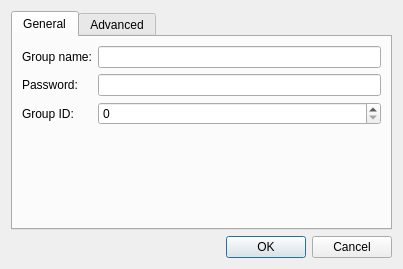
Before: the Qt Designer form lxqt-admin-user/groupdialog.ui in lxqt/lxqt-admin, drawn with Qt 5.
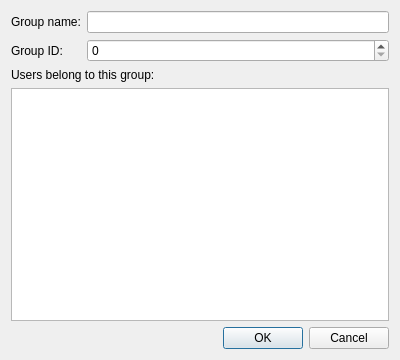
After: the same form once the commit is applied.

Commit message: Support adding/removing/editing users and groups.

Diff of the .ui file:
```diff
--- a/lxqt-admin-user/groupdialog.ui
+++ b/lxqt-admin-user/groupdialog.ui
@@ -6,27 +6,14 @@
    <rect>
     <x>0</x>
     <y>0</y>
-    <width>403</width>
-    <height>269</height>
+    <width>400</width>
+    <height>360</height>
    </rect>
   </property>
   <property name="windowTitle">
    <string>Group Settings</string>
   </property>
-  <layout class="QVBoxLayout" name="verticalLayout">
-   <item>
-    <widget class="QTabWidget" name="tabWidget">
-     <property name="currentIndex">
-      <number>0</number>
-     </property>
-     <widget class="QWidget" name="tab">
-      <attribute name="title">
-       <string>General</string>
-      </attribute>
-      <layout class="QFormLayout" name="formLayout_2">
-       <property name="fieldGrowthPolicy">
-        <enum>QFormLayout::AllNonFixedFieldsGrow</enum>
-       </property>
+  <layout class="QFormLayout" name="formLayout">
        <item row="0" column="0">
         <widget class="QLabel" name="label">
          <property name="text">
@@ -37,56 +24,38 @@
        <item row="0" column="1">
         <widget class="QLineEdit" name="groupName"/>
        </item>
-       <item row="1" column="0">
-        <widget class="QLabel" name="passwordLabel">
-         <property name="text">
-          <string>Password:</string>
-         </property>
-        </widget>
-       </item>
        <item row="1" column="1">
-        <widget class="QLineEdit" name="password">
-         <property name="echoMode">
-          <enum>QLineEdit::Password</enum>
-         </property>
-        </widget>
-       </item>
-       <item row="2" column="0">
-        <widget class="QLabel" name="label_2">
-         <property name="text">
-          <string>Group ID:</string>
-         </property>
-        </widget>
-       </item>
-       <item row="2" column="1">
         <widget class="QSpinBox" name="gid">
          <property name="maximum">
           <number>32768</number>
          </property>
         </widget>
        </item>
-      </layout>
-     </widget>
-     <widget class="QWidget" name="tab_2">
-      <attribute name="title">
-       <string>Advanced</string>
-      </attribute>
-      <layout class="QVBoxLayout" name="verticalLayout_2">
-       <item>
+   <item row="1" column="0">
+    <widget class="QLabel" name="label_2">
+     <property name="text">
+      <string>Group ID:</string>
+     </property>
+    </widget>
+   </item>
+   <item row="2" column="0" colspan="2">
         <widget class="QLabel" name="label_3">
          <property name="text">
           <string>Users belong to this group:</string>
          </property>
         </widget>
        </item>
-       <item>
-        <widget class="QListWidget" name="listWidget"/>
-       </item>
-      </layout>
-     </widget>
-    </widget>
+   <item row="3" column="0" colspan="2">
+    <widget class="QListWidget" name="listWidget">
+     <property name="sizePolicy">
+      <sizepolicy hsizetype="Expanding" vsizetype="Expanding">
+       <horstretch>0</horstretch>
+       <verstretch>1</verstretch>
+      </sizepolicy>
+     </property>
+    </widget>
    </item>
-   <item>
+   <item row="4" column="0" colspan="2">
     <widget class="QDialogButtonBox" name="buttonBox">
      <property name="orientation">
       <enum>Qt::Horizontal</enum>
```
Lines whose indentation alone changed are shown as unchanged. The commit also changes 8 other files.
